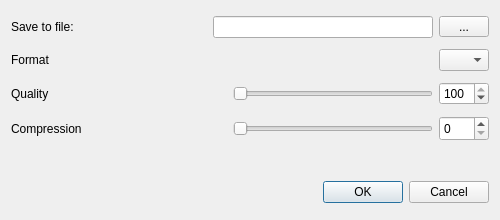
Old version of the form src/forms/dialogexportimage.ui in the repository socnetv/app.
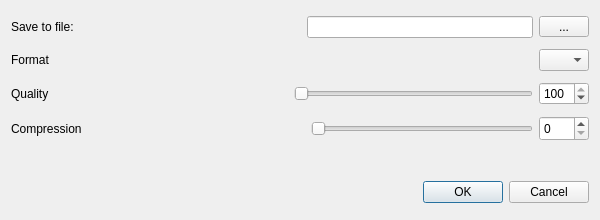
New version of the form.

```diff
--- a/src/forms/dialogexportimage.ui
+++ b/src/forms/dialogexportimage.ui
@@ -6,22 +6,16 @@
    <rect>
     <x>0</x>
     <y>0</y>
-    <width>500</width>
+    <width>600</width>
     <height>220</height>
    </rect>
   </property>
   <property name="minimumSize">
    <size>
-    <width>500</width>
+    <width>600</width>
     <height>220</height>
    </size>
   </property>
-  <property name="maximumSize">
-   <size>
-    <width>500</width>
-    <height>300</height>
-   </size>
-  </property>
   <property name="windowTitle">
    <string>Export to Image</string>
   </property>
```
Left out of the diff: 20 changed lines with no effect on the pictures.
